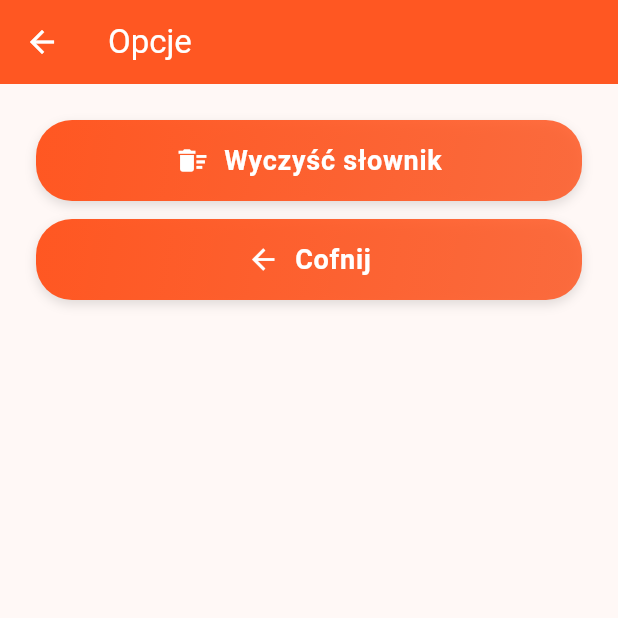
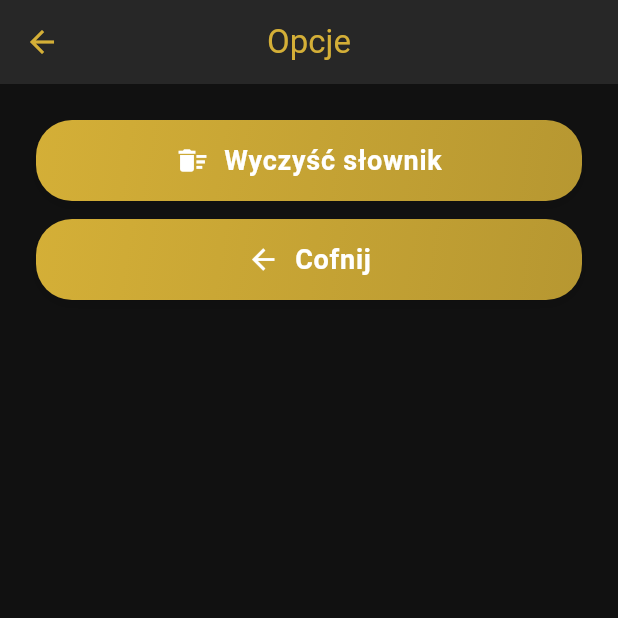
Before and after one commit to Funiek/learn-eso, a Flutter app: the screen it shows after launch, after a tap on "Opcje", on a phone screen of 412 x 824 dp, the top half of it. Run offline on Flutter 3.47's test engine with Material 3 defaults, Android fonts, the phone set to English and light mode, and no system bars; our stand-ins replace flutter_dotenv, fluttertoast, shared_preferences, sqflite; missing offline and left inert: google_translator; accounts and stored records are empty.

Commit message:
apply dark obsidian and imperial gold elder scrolls theme across all views

```diff
--- a/lib/main.dart
+++ b/lib/main.dart
@@ -43,12 +43,26 @@ class _MyAppState extends State<MyApp> {
       builder: () => MaterialApp(
         title: 'LearnESO',
         theme: ThemeData(
-          colorScheme: ColorScheme.fromSeed(
-            seedColor: Colors.deepOrange,
-            primary: Colors.grey,
-            secondary: Colors.deepOrange,
+          useMaterial3: true,
+          brightness: Brightness.dark,
+          scaffoldBackgroundColor: const Color(0xFF111111), // Deep Obsidian Void Black
+          colorScheme: const ColorScheme.dark(
+            primary: Color(0xFF8E8E8E), // Akatosh Silver/Stone Grey
+            secondary: Color(0xFFD4AF37), // Elder Scrolls Imperial Gold
+            surface: Color(0xFF1E1E1E), // Dark Slate Menu Background
+            onPrimary: Colors.black,
+            onSecondary: Colors.black,
           ),
-          useMaterial3: true,
+          cardTheme: const CardThemeData(
+            color: Color(0xFF1E1E1E), // Dark Slate Card
+            surfaceTintColor: Colors.transparent,
+          ),
+          appBarTheme: const AppBarTheme(
+            backgroundColor: Color(0xFF1E1E1E),
+            foregroundColor: Color(0xFFD4AF37), // Gold Title
+            elevation: 3,
+            centerTitle: true,
+          ),
         ),
         home: Navigator(
           pages: [
@@ -97,8 +111,6 @@ class MainMenu extends StatelessWidget {
   Widget build(BuildContext context) {
     return Scaffold(
       appBar: AppBar(
-        backgroundColor: Theme.of(context).colorScheme.secondary,
-        foregroundColor: Colors.white,
         title: Text(title),
       ),
       body: Center(
--- a/lib/views/learn_words_view.dart
+++ b/lib/views/learn_words_view.dart
@@ -77,8 +77,6 @@ class _LearnWordsViewState extends State<LearnWordsView> {
 
     return Scaffold(
       appBar: AppBar(
-        backgroundColor: Theme.of(context).colorScheme.secondary,
-        foregroundColor: Colors.white,
         title: const Text('Naucz się słówek'),
       ),
       body: GestureDetector(
--- a/lib/views/options_view.dart
+++ b/lib/views/options_view.dart
@@ -21,8 +21,6 @@ class _OptionsViewState extends State<OptionsView> {
   Widget build(BuildContext context) {
     return Scaffold(
       appBar: AppBar(
-        backgroundColor: Theme.of(context).colorScheme.secondary,
-        foregroundColor: Colors.white,
         title: const Text('Opcje'),
       ),
       body: Center(
--- a/lib/views/translator_view.dart
+++ b/lib/views/translator_view.dart
@@ -31,8 +31,6 @@ class _TranslatorViewState extends State<TranslatorView> {
   Widget build(BuildContext context) {
     return Scaffold(
       appBar: AppBar(
-        backgroundColor: Theme.of(context).colorScheme.secondary,
-        foregroundColor: Colors.white,
         title: const Text('Translator'),
       ),
       body: Column(
--- a/lib/views/words_list_view.dart
+++ b/lib/views/words_list_view.dart
@@ -50,8 +50,6 @@ class _WordsListViewState extends State<WordsListView> {
   Widget build(BuildContext context) {
     return Scaffold(
       appBar: AppBar(
-        backgroundColor: Theme.of(context).colorScheme.secondary,
-        foregroundColor: Colors.white,
         title: const Text('Lista fiszek'),
       ),
       body: Center(
```
